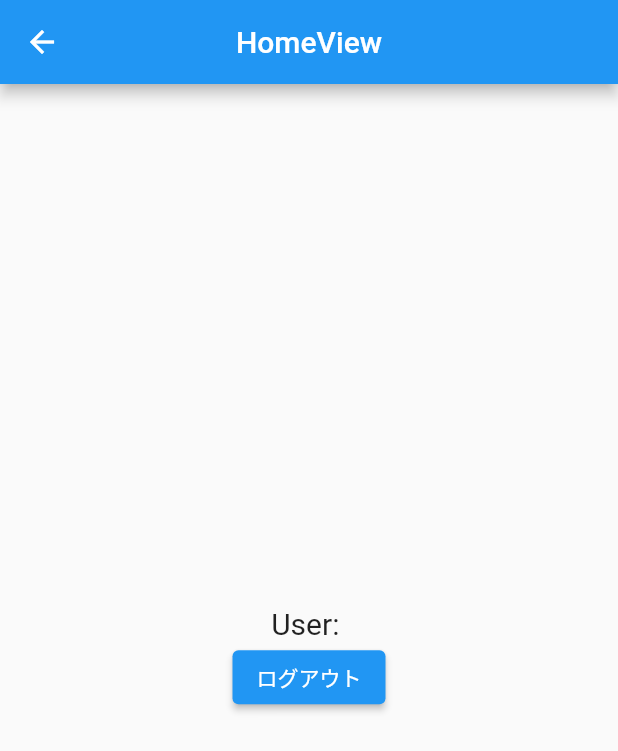
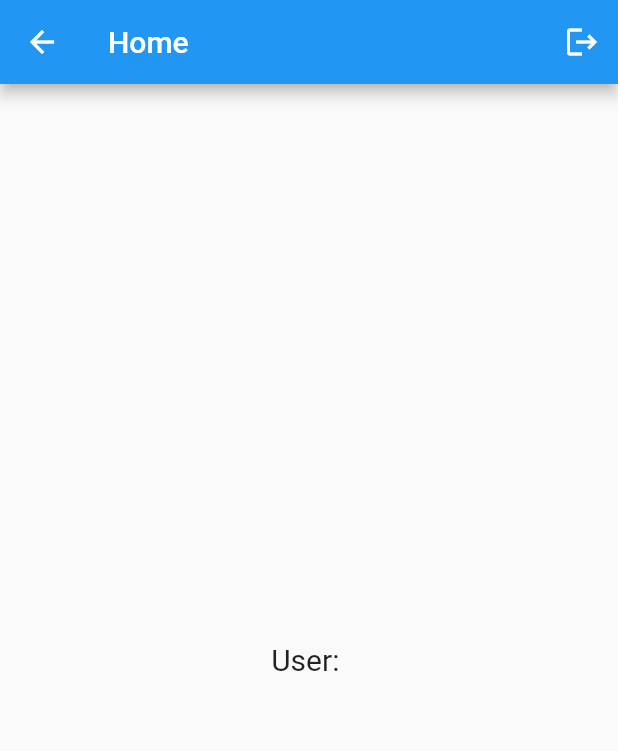
Before and after one commit to a733573/Rickerest, a Flutter app: the HomeView screen opened by its route, on a phone screen of 412 x 824 dp. Shown: the top 751 px of the screen. Run offline on Flutter 3.47's test engine with Material 2 defaults, Android fonts, the phone set to English and light mode, and no system bars; our stand-ins replace firebase_auth, firebase_core, get; missing offline and left inert: flutterfire_ui; accounts and stored records are empty; statements that could not run were skipped.

Commit message:
AppBarにログアウトアイコン追加

```diff
--- a/lib/app/modules/home/views/home_view.dart
+++ b/lib/app/modules/home/views/home_view.dart
@@ -11,8 +11,16 @@ class HomeView extends GetView<HomeController> {
   Widget build(BuildContext context) {
     return Scaffold(
       appBar: AppBar(
-        title: const Text('HomeView'),
-        centerTitle: true,
+        title: const Text('Home'),
+        actions: [
+          IconButton(
+            onPressed: () {
+              FirebaseAuth.instance.signOut();
+              Get.offNamed('/sign-in');
+            },
+            icon: const Icon(Icons.logout),
+          ),
+        ],
       ),
       body: Center(
         child: Column(
@@ -22,13 +30,6 @@ class HomeView extends GetView<HomeController> {
               'User: ${FirebaseAuth.instance.currentUser?.email}',
               style: const TextStyle(fontSize: 20),
             ),
-            ElevatedButton(
-              onPressed: () {
-                FirebaseAuth.instance.signOut();
-                Get.offNamed('/sign-in');
-              },
-              child: const Text('ログアウト'),
-            )
           ],
         ),
       ),
--- a/lib/app/modules/sign_in/views/sign_in_view.dart
+++ b/lib/app/modules/sign_in/views/sign_in_view.dart
@@ -13,8 +13,7 @@ class SignInView extends GetView<SignInController> {
   Widget build(BuildContext context) {
     return Scaffold(
       appBar: AppBar(
-        title: const Text('SignInView'),
-        centerTitle: true,
+        title: const Text('Sign in'),
       ),
       body: StreamBuilder<User?>(
         stream: FirebaseAuth.instance.authStateChanges(),
@@ -34,7 +33,7 @@ class SignInView extends GetView<SignInController> {
             ],
             actions: [
               AuthStateChangeAction<SignedIn>((context, state) {
-                Get.offNamed('/home');
+                Get.offNamed('/');
               }),
             ],
           );
--- a/lib/app/routes/app_pages.dart
+++ b/lib/app/routes/app_pages.dart
@@ -21,11 +21,13 @@ class AppPages {
       page: () => HomeView(),
       binding: HomeBinding(),
       middlewares: [AuthMiddleware()],
+      transitionDuration: Duration(seconds: 0),
     ),
     GetPage(
       name: _Paths.SIGN_IN,
       page: () => SignInView(),
       binding: SignInBinding(),
+      transitionDuration: Duration(seconds: 0),
     ),
   ];
 }
--- a/lib/app/routes/app_routes.dart
+++ b/lib/app/routes/app_routes.dart
@@ -11,6 +11,6 @@ abstract class Routes {
 
 abstract class _Paths {
   _Paths._();
-  static const HOME = '/home';
+  static const HOME = '/';
   static const SIGN_IN = '/sign-in';
 }
```
